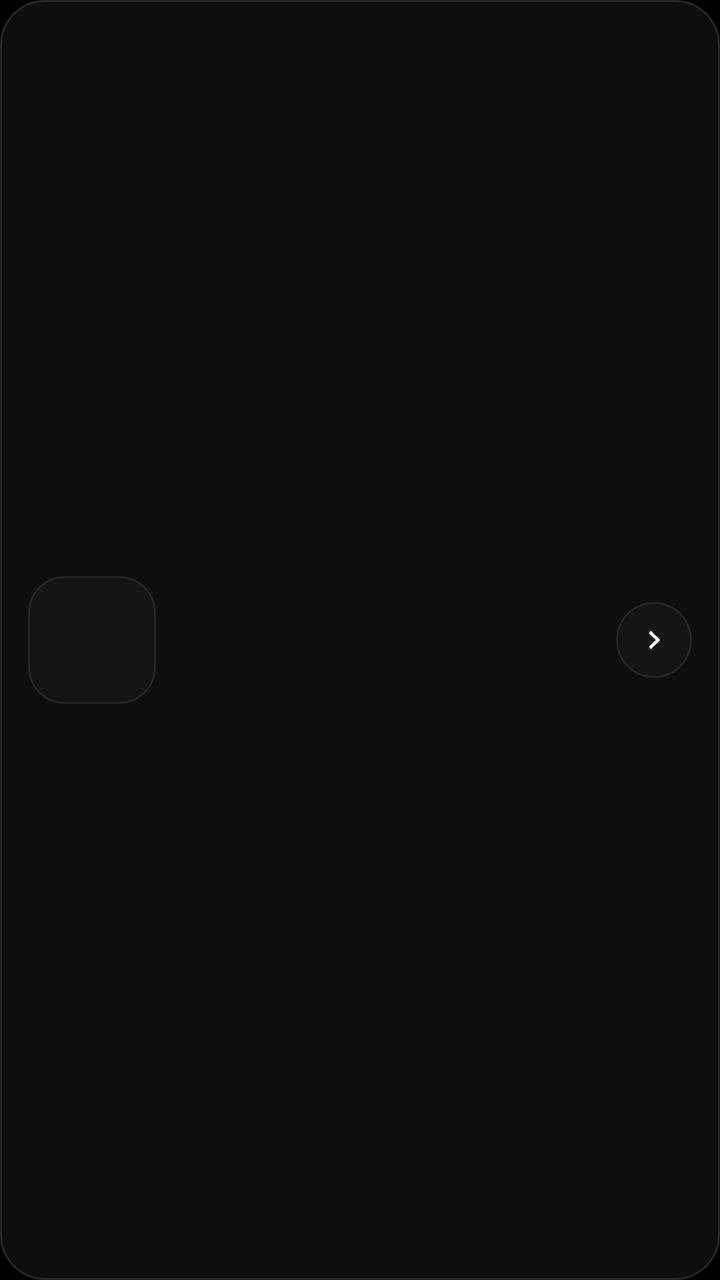
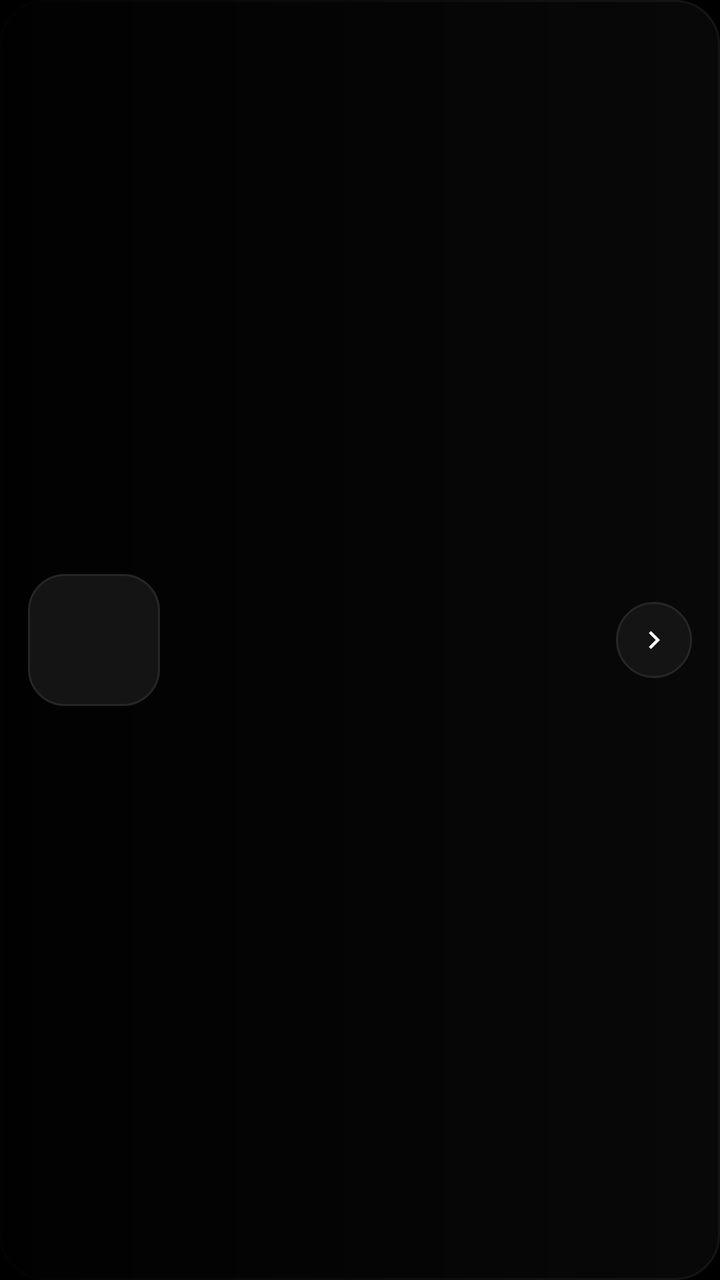

The first picture is an Android layout as it rendered before a commit; the second is the same layout after the commit. The layout source and the unified diff follow.
<!-- AndroidManifest.xml: application theme App -->
<!-- res/layout/item_lobby.xml -->
<?xml version="1.0" encoding="utf-8"?>
<LinearLayout xmlns:android="http://schemas.android.com/apk/res/android" android:layout_width="match_parent" android:layout_height="wrap_content" android:layout_marginBottom="12dp" android:orientation="horizontal" android:gravity="center_vertical" android:padding="14dp" android:background="@drawable/card" android:clickable="true" android:focusable="true">
    <ImageView android:id="@+id/lIcon" android:layout_width="64dp" android:layout_height="64dp" android:padding="6dp" android:background="@drawable/tile"/>
    <LinearLayout android:layout_width="0dp" android:layout_height="wrap_content" android:layout_weight="1" android:orientation="vertical" android:layout_marginStart="16dp">
        <TextView android:id="@+id/lName" android:layout_width="match_parent" android:layout_height="wrap_content" android:maxLines="1" android:ellipsize="end" android:textColor="@color/text" android:textSize="18sp" android:fontFamily="sans-serif-medium"/>
        <TextView android:id="@+id/lVer" android:layout_width="wrap_content" android:layout_height="wrap_content" android:layout_marginTop="4dp" android:textColor="@color/muted" android:textSize="12sp"/>
    </LinearLayout>
    <ImageView android:layout_width="38dp" android:layout_height="38dp" android:padding="10dp" android:src="@drawable/ic_chevron" android:background="@drawable/icon_btn"/>
</LinearLayout>
<!-- resources referenced by this layout -->
<resources>
  <color name="muted">#8C8C8C</color>
  <color name="text">#FFFFFF</color>
  <!-- drawable card (drawable) -->
  <shape xmlns:android="http://schemas.android.com/apk/res/android"><solid android:color="#0E0E0E"/><corners android:radius="22dp"/><stroke android:width="1dp" android:color="#262626"/></shape>
  <!-- drawable ic_chevron (drawable) -->
  <vector xmlns:android="http://schemas.android.com/apk/res/android" android:width="24dp" android:height="24dp" android:viewportWidth="24" android:viewportHeight="24"><path android:fillColor="#FFFFFF" android:pathData="M10,6L8.59,7.41 13.17,12l-4.58,4.59L10,18l6,-6z"/></vector>
  <!-- drawable icon_btn (drawable) -->
  <ripple xmlns:android="http://schemas.android.com/apk/res/android" android:color="#33FFFFFF"><item><shape android:shape="oval"><solid android:color="#141414"/><stroke android:width="1dp" android:color="#262626"/></shape></item></ripple>
  <!-- drawable tile (drawable) -->
  <shape xmlns:android="http://schemas.android.com/apk/res/android"><solid android:color="#141414"/><corners android:radius="18dp"/><stroke android:width="1dp" android:color="#262626"/></shape>
  <style name="App" parent="@android:style/Theme.Material.NoActionBar">
          <item name="android:windowBackground">@drawable/bg_main</item>
          <item name="android:statusBarColor">@color/bg</item>
          <item name="android:navigationBarColor">@color/bg</item>
          <item name="android:colorAccent">@color/text</item>
      </style>
  <!-- drawable bg_main (drawable) -->
  <shape xmlns:android="http://schemas.android.com/apk/res/android"><solid android:color="#000000"/></shape>
  <color name="bg">#000000</color>
</resources>

<!-- the commit's change to res/layout/item_lobby.xml (unified diff, before → after) -->
@@ -1,9 +1,13 @@
 <?xml version="1.0" encoding="utf-8"?>
-<LinearLayout xmlns:android="http://schemas.android.com/apk/res/android" android:layout_width="match_parent" android:layout_height="wrap_content" android:layout_marginBottom="12dp" android:orientation="horizontal" android:gravity="center_vertical" android:padding="14dp" android:background="@drawable/card" android:clickable="true" android:focusable="true">
-    <ImageView android:id="@+id/lIcon" android:layout_width="64dp" android:layout_height="64dp" android:padding="6dp" android:background="@drawable/tile"/>
-    <LinearLayout android:layout_width="0dp" android:layout_height="wrap_content" android:layout_weight="1" android:orientation="vertical" android:layout_marginStart="16dp">
-        <TextView android:id="@+id/lName" android:layout_width="match_parent" android:layout_height="wrap_content" android:maxLines="1" android:ellipsize="end" android:textColor="@color/text" android:textSize="18sp" android:fontFamily="sans-serif-medium"/>
-        <TextView android:id="@+id/lVer" android:layout_width="wrap_content" android:layout_height="wrap_content" android:layout_marginTop="4dp" android:textColor="@color/muted" android:textSize="12sp"/>
+<FrameLayout xmlns:android="http://schemas.android.com/apk/res/android" android:layout_width="match_parent" android:layout_height="96dp" android:layout_marginBottom="12dp" android:background="@drawable/card" android:clipToOutline="true" android:foreground="?android:attr/selectableItemBackground" android:clickable="true" android:focusable="true">
+    <ImageView android:id="@+id/lBg" android:layout_width="match_parent" android:layout_height="match_parent" android:scaleType="centerCrop" android:scaleX="3.4" android:scaleY="3.4" android:alpha="0.32"/>
+    <View android:layout_width="match_parent" android:layout_height="match_parent" android:background="@drawable/list_fade"/>
+    <LinearLayout android:layout_width="match_parent" android:layout_height="match_parent" android:orientation="horizontal" android:gravity="center_vertical" android:padding="14dp">
+        <ImageView android:id="@+id/lIcon" android:layout_width="66dp" android:layout_height="66dp" android:padding="6dp" android:background="@drawable/tile"/>
+        <LinearLayout android:layout_width="0dp" android:layout_height="wrap_content" android:layout_weight="1" android:orientation="vertical" android:layout_marginStart="16dp">
+            <TextView android:id="@+id/lName" android:layout_width="match_parent" android:layout_height="wrap_content" android:maxLines="1" android:ellipsize="end" android:textColor="@color/text" android:textSize="18sp" android:fontFamily="sans-serif-black"/>
+            <TextView android:id="@+id/lVer" android:layout_width="wrap_content" android:layout_height="wrap_content" android:layout_marginTop="3dp" android:textColor="#B0B0B0" android:textSize="12sp"/>
+        </LinearLayout>
+        <ImageView android:layout_width="38dp" android:layout_height="38dp" android:padding="10dp" android:src="@drawable/ic_chevron" android:background="@drawable/icon_btn"/>
     </LinearLayout>
-    <ImageView android:layout_width="38dp" android:layout_height="38dp" android:padding="10dp" android:src="@drawable/ic_chevron" android:background="@drawable/icon_btn"/>
-</LinearLayout>
+</FrameLayout>
<!-- resource entries referenced after the edit -->
@@ -1,6 +1,5 @@
 <!-- resources referenced by this layout -->
 <resources>
-  <color name="muted">#8C8C8C</color>
   <color name="text">#FFFFFF</color>
   <!-- drawable card (drawable) -->
   <shape xmlns:android="http://schemas.android.com/apk/res/android"><solid android:color="#0E0E0E"/><corners android:radius="22dp"/><stroke android:width="1dp" android:color="#262626"/></shape>
@@ -8,6 +7,8 @@
   <vector xmlns:android="http://schemas.android.com/apk/res/android" android:width="24dp" android:height="24dp" android:viewportWidth="24" android:viewportHeight="24"><path android:fillColor="#FFFFFF" android:pathData="M10,6L8.59,7.41 13.17,12l-4.58,4.59L10,18l6,-6z"/></vector>
   <!-- drawable icon_btn (drawable) -->
   <ripple xmlns:android="http://schemas.android.com/apk/res/android" android:color="#33FFFFFF"><item><shape android:shape="oval"><solid android:color="#141414"/><stroke android:width="1dp" android:color="#262626"/></shape></item></ripple>
+  <!-- drawable list_fade (drawable) -->
+  <shape xmlns:android="http://schemas.android.com/apk/res/android"><gradient android:startColor="#F2000000" android:endColor="#73000000" android:angle="0"/></shape>
   <!-- drawable tile (drawable) -->
   <shape xmlns:android="http://schemas.android.com/apk/res/android"><solid android:color="#141414"/><corners android:radius="18dp"/><stroke android:width="1dp" android:color="#262626"/></shape>
   <style name="App" parent="@android:style/Theme.Material.NoActionBar">
